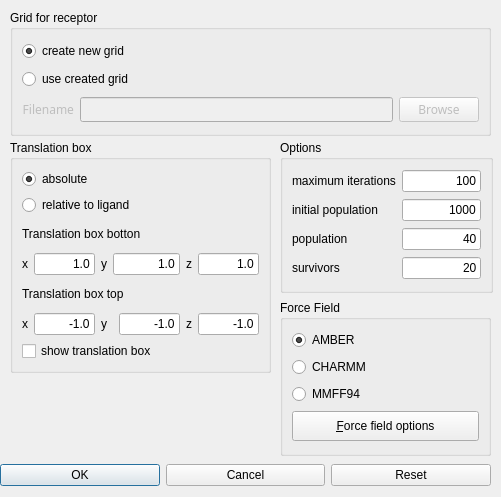
BALL-Project/ball, file source/VIEW/DIALOGS/evolutionDockingDialog.ui: the form before one commit.
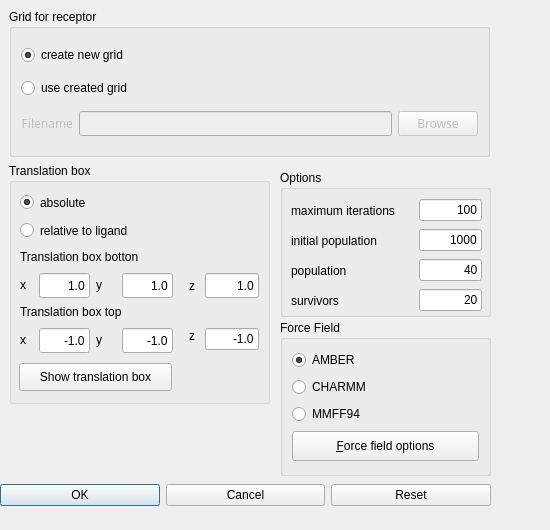
The form after the commit.

Commit message: show translation box

What changed in the file:
```diff
--- a/source/VIEW/DIALOGS/evolutionDockingDialog.ui
+++ b/source/VIEW/DIALOGS/evolutionDockingDialog.ui
@@ -8,21 +8,580 @@
    <rect>
     <x>0</x>
     <y>0</y>
-    <width>501</width>
-    <height>497</height>
+    <width>550</width>
+    <height>530</height>
    </rect>
   </property>
+  <property name="sizePolicy" >
+   <sizepolicy>
+    <hsizetype>4</hsizetype>
+    <vsizetype>0</vsizetype>
+    <horstretch>0</horstretch>
+    <verstretch>0</verstretch>
+   </sizepolicy>
+  </property>
+  <property name="minimumSize" >
+   <size>
+    <width>0</width>
+    <height>0</height>
+   </size>
+  </property>
+  <property name="maximumSize" >
+   <size>
+    <width>550</width>
+    <height>530</height>
+   </size>
+  </property>
   <property name="windowTitle" >
    <string>Evolutionary Docking Options</string>
   </property>
   <property name="modal" >
    <bool>false</bool>
   </property>
+  <widget class="QGroupBox" name="trans_box_group" >
+   <property name="geometry" >
+    <rect>
+     <x>9</x>
+     <y>163</y>
+     <width>261</width>
+     <height>241</height>
+    </rect>
+   </property>
+   <property name="title" >
+    <string>Translation box</string>
+   </property>
+   <widget class="QLabel" name="y_label_2" >
+    <property name="geometry" >
+     <rect>
+      <x>87</x>
+      <y>164</y>
+      <width>16</width>
+      <height>25</height>
+     </rect>
+    </property>
+    <property name="text" >
+     <string>y</string>
+    </property>
+   </widget>
+   <widget class="QLineEdit" name="trans_box_top_z" >
+    <property name="geometry" >
+     <rect>
+      <x>196</x>
+      <y>165</y>
+      <width>54</width>
+      <height>22</height>
+     </rect>
+    </property>
+    <property name="text" >
+     <string>-1.0</string>
+    </property>
+    <property name="alignment" >
+     <set>Qt::AlignRight</set>
+    </property>
+   </widget>
+   <widget class="QLineEdit" name="trans_box_bottom_x" >
+    <property name="geometry" >
+     <rect>
+      <x>30</x>
+      <y>110</y>
+      <width>51</width>
+      <height>25</height>
+     </rect>
+    </property>
+    <property name="text" >
+     <string>1.0</string>
+    </property>
+    <property name="alignment" >
+     <set>Qt::AlignRight</set>
+    </property>
+   </widget>
+   <widget class="QLineEdit" name="trans_box_top_x" >
+    <property name="geometry" >
+     <rect>
+      <x>30</x>
+      <y>165</y>
+      <width>51</width>
+      <height>25</height>
+     </rect>
+    </property>
+    <property name="text" >
+     <string>-1.0</string>
+    </property>
+    <property name="alignment" >
+     <set>Qt::AlignRight</set>
+    </property>
+   </widget>
+   <widget class="QLabel" name="y_label" >
+    <property name="geometry" >
+     <rect>
+      <x>87</x>
+      <y>109</y>
+      <width>16</width>
+      <height>25</height>
+     </rect>
+    </property>
+    <property name="text" >
+     <string>y</string>
+    </property>
+   </widget>
+   <widget class="QLineEdit" name="trans_box_bottom_y" >
+    <property name="geometry" >
+     <rect>
+      <x>113</x>
+      <y>110</y>
+      <width>51</width>
+      <height>25</height>
+     </rect>
+    </property>
+    <property name="text" >
+     <string>1.0</string>
+    </property>
+    <property name="alignment" >
+     <set>Qt::AlignRight</set>
+    </property>
+   </widget>
+   <widget class="QLineEdit" name="trans_box_bottom_z" >
+    <property name="geometry" >
+     <rect>
+      <x>196</x>
+      <y>110</y>
+      <width>54</width>
+      <height>25</height>
+     </rect>
+    </property>
+    <property name="text" >
+     <string>1.0</string>
+    </property>
+    <property name="alignment" >
+     <set>Qt::AlignRight</set>
+    </property>
+   </widget>
+   <widget class="QLabel" name="z_label" >
+    <property name="geometry" >
+     <rect>
+      <x>180</x>
+      <y>110</y>
+      <width>16</width>
+      <height>25</height>
+     </rect>
+    </property>
+    <property name="text" >
+     <string>z</string>
+    </property>
+   </widget>
+   <widget class="QLabel" name="z_label_2" >
+    <property name="geometry" >
+     <rect>
+      <x>180</x>
+      <y>160</y>
+      <width>16</width>
+      <height>25</height>
+     </rect>
+    </property>
+    <property name="text" >
+     <string>z</string>
+    </property>
+   </widget>
+   <widget class="QLineEdit" name="trans_box_top_y" >
+    <property name="geometry" >
+     <rect>
+      <x>113</x>
+      <y>165</y>
+      <width>51</width>
+      <height>25</height>
+     </rect>
+    </property>
+    <property name="text" >
+     <string>-1.0</string>
+    </property>
+    <property name="alignment" >
+     <set>Qt::AlignRight</set>
+    </property>
+   </widget>
+   <widget class="QLabel" name="trans_box_top_label" >
+    <property name="geometry" >
+     <rect>
+      <x>11</x>
+      <y>139</y>
+      <width>179</width>
+      <height>20</height>
+     </rect>
+    </property>
+    <property name="text" >
+     <string>Translation box top</string>
+    </property>
+   </widget>
+   <widget class="QLabel" name="x_label" >
+    <property name="geometry" >
+     <rect>
+      <x>11</x>
+      <y>109</y>
+      <width>16</width>
+      <height>25</height>
+     </rect>
+    </property>
+    <property name="text" >
+     <string>x</string>
+    </property>
+   </widget>
+   <widget class="QLabel" name="trans_box_botton_label" >
+    <property name="geometry" >
+     <rect>
+      <x>11</x>
+      <y>84</y>
+      <width>179</width>
+      <height>20</height>
+     </rect>
+    </property>
+    <property name="text" >
+     <string>Translation box botton</string>
+    </property>
+   </widget>
+   <widget class="QRadioButton" name="abs_trans_radio_button" >
+    <property name="geometry" >
+     <rect>
+      <x>11</x>
+      <y>28</y>
+      <width>153</width>
+      <height>23</height>
+     </rect>
+    </property>
+    <property name="text" >
+     <string>absolute</string>
+    </property>
+    <property name="checked" >
+     <bool>true</bool>
+    </property>
+   </widget>
+   <widget class="QPushButton" name="trans_box_button" >
+    <property name="geometry" >
+     <rect>
+      <x>10</x>
+      <y>200</y>
+      <width>153</width>
+      <height>28</height>
+     </rect>
+    </property>
+    <property name="text" >
+     <string>Show translation box</string>
+    </property>
+   </widget>
+   <widget class="QLabel" name="x_label_2" >
+    <property name="geometry" >
+     <rect>
+      <x>11</x>
+      <y>164</y>
+      <width>16</width>
+      <height>25</height>
+     </rect>
+    </property>
+    <property name="text" >
+     <string>x</string>
+    </property>
+   </widget>
+   <widget class="QRadioButton" name="rel_trans_radio_button" >
+    <property name="geometry" >
+     <rect>
+      <x>11</x>
+      <y>56</y>
+      <width>179</width>
+      <height>23</height>
+     </rect>
+    </property>
+    <property name="text" >
+     <string>relative to ligand</string>
+    </property>
+   </widget>
+  </widget>
+  <widget class="QGroupBox" name="option_group" >
+   <property name="geometry" >
+    <rect>
+     <x>280</x>
+     <y>170</y>
+     <width>211</width>
+     <height>147</height>
+    </rect>
+   </property>
+   <property name="title" >
+    <string>Options</string>
+   </property>
+   <widget class="QLabel" name="population_label" >
+    <property name="geometry" >
+     <rect>
+      <x>11</x>
+      <y>88</y>
+      <width>122</width>
+      <height>25</height>
+     </rect>
+    </property>
+    <property name="text" >
+     <string>population</string>
+    </property>
+   </widget>
+   <widget class="QLabel" name="init_population_label" >
+    <property name="geometry" >
+     <rect>
+      <x>11</x>
+      <y>58</y>
+      <width>122</width>
+      <height>25</height>
+     </rect>
+    </property>
+    <property name="text" >
+     <string>initial population</string>
+    </property>
+   </widget>
+   <widget class="QLabel" name="iteration_label" >
+    <property name="geometry" >
+     <rect>
+      <x>11</x>
+      <y>28</y>
+      <width>122</width>
+      <height>25</height>
+     </rect>
+    </property>
+    <property name="text" >
+     <string>maximum iterations</string>
+    </property>
+   </widget>
+   <widget class="QLabel" name="survivor_label" >
+    <property name="geometry" >
+     <rect>
+      <x>11</x>
+      <y>118</y>
+      <width>122</width>
+      <height>25</height>
+     </rect>
+    </property>
+    <property name="text" >
+     <string>survivors</string>
+    </property>
+   </widget>
+   <widget class="QLineEdit" name="max_iterations" >
+    <property name="geometry" >
+     <rect>
+      <x>139</x>
+      <y>29</y>
+      <width>63</width>
+      <height>22</height>
+     </rect>
+    </property>
+    <property name="text" >
+     <string>100</string>
+    </property>
+    <property name="alignment" >
+     <set>Qt::AlignRight</set>
+    </property>
+   </widget>
+   <widget class="QLineEdit" name="init_population" >
+    <property name="geometry" >
+     <rect>
+      <x>139</x>
+      <y>59</y>
+      <width>63</width>
+      <height>22</height>
+     </rect>
+    </property>
+    <property name="text" >
+     <string>1000</string>
+    </property>
+    <property name="alignment" >
+     <set>Qt::AlignRight</set>
+    </property>
+   </widget>
+   <widget class="QLineEdit" name="population" >
+    <property name="geometry" >
+     <rect>
+      <x>139</x>
+      <y>89</y>
+      <width>63</width>
+      <height>22</height>
+     </rect>
+    </property>
+    <property name="text" >
+     <string>40</string>
+    </property>
+    <property name="alignment" >
+     <set>Qt::AlignRight</set>
+    </property>
+   </widget>
+   <widget class="QLineEdit" name="survivors" >
+    <property name="geometry" >
+     <rect>
+      <x>139</x>
+      <y>119</y>
+      <width>63</width>
+      <height>22</height>
+     </rect>
+    </property>
+    <property name="text" >
+     <string>20</string>
+    </property>
+    <property name="alignment" >
+     <set>Qt::AlignRight</set>
+    </property>
+   </widget>
+  </widget>
+  <widget class="QGroupBox" name="grid_group" >
+   <property name="geometry" >
+    <rect>
+     <x>9</x>
+     <y>9</y>
+     <width>481</width>
+     <height>148</height>
+    </rect>
+   </property>
+   <property name="title" >
+    <string>Grid for receptor</string>
+   </property>
+   <layout class="QGridLayout" >
+    <property name="margin" >
+     <number>9</number>
+    </property>
+    <property name="spacing" >
+     <number>6</number>
+    </property>
+    <item row="0" column="0" colspan="2" >
+     <widget class="QRadioButton" name="new_grid_radio_button" >
+      <property name="text" >
+       <string>create new grid</string>
+      </property>
+      <property name="checked" >
+       <bool>true</bool>
+      </property>
+     </widget>
+    </item>
+    <item row="2" column="0" >
+     <widget class="QLabel" name="filename_label" >
+      <property name="enabled" >
+       <bool>false</bool>
+      </property>
+      <property name="minimumSize" >
+       <size>
+        <width>0</width>
+        <height>25</height>
+       </size>
+      </property>
+      <property name="font" >
+       <font>
+        <family>Sans Serif</family>
+        <pointsize>9</pointsize>
+        <weight>50</weight>
+        <italic>false</italic>
+        <bold>false</bold>
+        <underline>false</underline>
+        <strikeout>false</strikeout>
+       </font>
+      </property>
+      <property name="focusPolicy" >
+       <enum>Qt::NoFocus</enum>
+      </property>
+      <property name="lineWidth" >
+       <number>1</number>
+      </property>
+      <property name="text" >
+       <string>Filename</string>
+      </property>
+      <property name="textFormat" >
+       <enum>Qt::AutoText</enum>
+      </property>
+      <property name="alignment" >
+       <set>Qt::AlignRight|Qt::AlignTrailing|Qt::AlignVCenter</set>
+      </property>
+     </widget>
+    </item>
+    <item row="2" column="2" >
+     <widget class="QPushButton" name="browse_button" >
+      <property name="enabled" >
+       <bool>false</bool>
+      </property>
+      <property name="minimumSize" >
+       <size>
+        <width>50</width>
+        <height>25</height>
+       </size>
+      </property>
+      <property name="font" >
+       <font>
+        <family>Sans Serif</family>
+        <pointsize>9</pointsize>
+        <weight>50</weight>
+        <italic>false</italic>
+        <bold>false</bold>
+        <underline>false</underline>
+        <strikeout>false</strikeout>
+       </font>
+      </property>
+      <property name="focusPolicy" >
+       <enum>Qt::TabFocus</enum>
+      </property>
+      <property name="toolTip" >
+       <string>Browse your computer for amber file</string>
+      </property>
+      <property name="text" >
+       <string>Browse</string>
+      </property>
+      <property name="autoDefault" >
+       <bool>true</bool>
+      </property>
+     </widget>
+    </item>
+    <item row="2" column="1" >
+     <widget class="QLineEdit" name="grid_filename" >
+      <property name="enabled" >
+       <bool>false</bool>
+      </property>
+      <property name="minimumSize" >
+       <size>
+        <width>150</width>
+        <height>25</height>
+       </size>
+      </property>
+      <property name="font" >
+       <font>
+        <family>Sans Serif</family>
+        <pointsize>9</pointsize>
+        <weight>50</weight>
+        <italic>false</italic>
+        <bold>false</bold>
+        <underline>false</underline>
+        <strikeout>false</strikeout>
+       </font>
+      </property>
+      <property name="focusPolicy" >
+       <enum>Qt::StrongFocus</enum>
+      </property>
+      <property name="text" >
+       <string/>
+      </property>
+      <property name="maxLength" >
+       <number>32767</number>
+      </property>
+      <property name="frame" >
+       <bool>true</bool>
+      </property>
+      <property name="echoMode" >
+       <enum>QLineEdit::Normal</enum>
+      </property>
+      <property name="alignment" >
+       <set>Qt::AlignLeading</set>
+      </property>
+     </widget>
+    </item>
+    <item row="1" column="0" colspan="2" >
+     <widget class="QRadioButton" name="grid_radio_button" >
+      <property name="text" >
+       <string>use created grid</string>
+      </property>
+     </widget>
+    </item>
+   </layout>
+  </widget>
   <widget class="QGroupBox" name="force_field_group" >
    <property name="geometry" >
     <rect>
      <x>280</x>
-     <y>300</y>
+     <y>320</y>
      <width>211</width>
      <height>156</height>
     </rect>
@@ -30,37 +589,14 @@
    <property name="title" >
     <string>Force Field</string>
    </property>
-   <layout class="QGridLayout" >
+   <layout class="QVBoxLayout" >
     <property name="margin" >
      <number>9</number>
     </property>
     <property name="spacing" >
      <number>6</number>
     </property>
-    <item row="2" column="0" >
-     <widget class="QRadioButton" name="mmff94_radio_button" >
-      <property name="text" >
-       <string>MMFF94</string>
-      </property>
-     </widget>
-    </item>
-    <item row="1" column="0" >
-     <widget class="QRadioButton" name="charmm_radio_button" >
-      <property name="minimumSize" >
-       <size>
-        <width>0</width>
-        <height>20</height>
-       </size>
-      </property>
-      <property name="text" >
-       <string>CHARMM</string>
-      </property>
-      <property name="shortcut" >
-       <string/>
-      </property>
-     </widget>
-    </item>
-    <item row="0" column="0" >
+    <item>
      <widget class="QRadioButton" name="amber_radio_button" >
       <property name="minimumSize" >
        <size>
@@ -79,7 +615,30 @@
       </property>
      </widget>
     </item>
-    <item row="3" column="0" >
+    <item>
+     <widget class="QRadioButton" name="charmm_radio_button" >
+      <property name="minimumSize" >
+       <size>
+        <width>0</width>
+        <height>20</height>
+       </size>
+      </property>
+      <property name="text" >
+       <string>CHARMM</string>
+      </property>
+      <property name="shortcut" >
+       <string/>
+      </property>
+     </widget>
+    </item>
+    <item>
+     <widget class="QRadioButton" name="mmff94_radio_button" >
+      <property name="text" >
+       <string>MMFF94</string>
+      </property>
+     </widget>
+    </item>
+    <item>
      <widget class="QPushButton" name="force_field_button" >
       <property name="minimumSize" >
        <size>
@@ -100,23 +659,47 @@
     </item>
    </layout>
   </widget>
-  <widget class="QWidget" name="layoutWidget" >
+  <widget class="QWidget" name="" >
    <property name="geometry" >
     <rect>
      <x>0</x>
-     <y>460</y>
+     <y>480</y>
      <width>491</width>
      <height>31</height>
     </rect>
    </property>
-   <layout class="QGridLayout" >
+   <layout class="QHBoxLayout" >
     <property name="margin" >
      <number>0</number>
     </property>
     <property name="spacing" >
      <number>6</number>
     </property>
-    <item row="0" column="1" >
+    <item>
+     <widget class="QPushButton" name="ok_button" >
+      <property name="sizePolicy" >
+       <sizepolicy>
+        <hsizetype>1</hsizetype>
+        <vsizetype>0</vsizetype>
+        <horstretch>0</horstretch>
+        <verstretch>0</verstretch>
+       </sizepolicy>
+      </property>
+      <property name="minimumSize" >
+       <size>
+        <width>90</width>
+        <height>0</height>
+       </size>
+      </property>
+      <property name="text" >
+       <string>OK</string>
+      </property>
+      <property name="default" >
+       <bool>true</bool>
+      </property>
+     </widget>
+    </item>
+    <item>
      <widget class="QPushButton" name="cancel_button" >
       <property name="sizePolicy" >
        <sizepolicy>
@@ -137,7 +720,7 @@
       </property>
      </widget>
     </item>
-    <item row="0" column="2" >
+    <item>
      <widget class="QPushButton" name="reset_button" >
       <property name="sizePolicy" >
        <sizepolicy>
@@ -155,435 +738,6 @@
       </property>
       <property name="text" >
        <string>Reset</string>
-      </property>
-     </widget>
-    </item>
-    <item row="0" column="0" >
-     <widget class="QPushButton" name="ok_button" >
-      <property name="sizePolicy" >
-       <sizepolicy>
-        <hsizetype>1</hsizetype>
-        <vsizetype>0</vsizetype>
-        <horstretch>0</horstretch>
-        <verstretch>0</verstretch>
-       </sizepolicy>
-      </property>
-      <property name="minimumSize" >
-       <size>
-        <width>90</width>
-        <height>0</height>
-       </size>
-      </property>
-      <property name="text" >
-       <string>OK</string>
-      </property>
-      <property name="default" >
-       <bool>true</bool>
-      </property>
-     </widget>
-    </item>
-   </layout>
-  </widget>
-  <widget class="QGroupBox" name="option_group" >
-   <property name="geometry" >
-    <rect>
-     <x>280</x>
-     <y>140</y>
-     <width>213</width>
-     <height>153</height>
-    </rect>
-   </property>
-   <property name="title" >
-    <string>Options</string>
-   </property>
-   <layout class="QGridLayout" >
-    <property name="margin" >
-     <number>9</number>
-    </property>
-    <property name="spacing" >
-     <number>6</number>
-    </property>
-    <item row="0" column="1" >
-     <widget class="QLineEdit" name="max_iterations" >
-      <property name="text" >
-       <string>100</string>
-      </property>
-      <property name="alignment" >
-       <set>Qt::AlignRight</set>
-      </property>
-     </widget>
-    </item>
-    <item row="3" column="0" >
-     <widget class="QLabel" name="survivor_label" >
-      <property name="text" >
-       <string>survivors</string>
-      </property>
-     </widget>
-    </item>
-    <item row="2" column="0" >
-     <widget class="QLabel" name="population_label" >
-      <property name="text" >
-       <string>population</string>
-      </property>
-     </widget>
-    </item>
-    <item row="3" column="1" >
-     <widget class="QLineEdit" name="survivors" >
-      <property name="text" >
-       <string>20</string>
-      </property>
-      <property name="alignment" >
-       <set>Qt::AlignRight</set>
-      </property>
-     </widget>
-    </item>
-    <item row="2" column="1" >
-     <widget class="QLineEdit" name="population" >
-      <property name="text" >
-       <string>40</string>
-      </property>
-      <property name="alignment" >
-       <set>Qt::AlignRight</set>
-      </property>
-     </widget>
-    </item>
-    <item row="1" column="1" >
-     <widget class="QLineEdit" name="init_population" >
-      <property name="text" >
-       <string>1000</string>
-      </property>
-      <property name="alignment" >
-       <set>Qt::AlignRight</set>
-      </property>
-     </widget>
-    </item>
-    <item row="1" column="0" >
-     <widget class="QLabel" name="init_population_label" >
-      <property name="text" >
-       <string>initial population</string>
-      </property>
-     </widget>
-    </item>
-    <item row="0" column="0" >
-     <widget class="QLabel" name="iteration_label" >
-      <property name="text" >
-       <string>maximum iterations</string>
-      </property>
-     </widget>
-    </item>
-   </layout>
-  </widget>
-  <widget class="QGroupBox" name="grid_group" >
-   <property name="geometry" >
-    <rect>
-     <x>10</x>
-     <y>10</y>
-     <width>481</width>
-     <height>126</height>
-    </rect>
-   </property>
-   <property name="title" >
-    <string>Grid for receptor</string>
-   </property>
-   <layout class="QGridLayout" >
-    <property name="margin" >
-     <number>9</number>
-    </property>
-    <property name="spacing" >
-     <number>6</number>
-    </property>
-    <item row="1" column="0" colspan="2" >
-     <widget class="QRadioButton" name="grid_radio_button" >
-      <property name="text" >
-       <string>use created grid</string>
-      </property>
-     </widget>
-    </item>
-    <item row="0" column="0" colspan="2" >
-     <widget class="QRadioButton" name="new_grid_radio_button" >
-      <property name="text" >
-       <string>create new grid</string>
-      </property>
-      <property name="checked" >
-       <bool>true</bool>
-      </property>
-     </widget>
-    </item>
-    <item row="2" column="1" >
-     <widget class="QLineEdit" name="grid_filename" >
-      <property name="enabled" >
-       <bool>false</bool>
-      </property>
-      <property name="minimumSize" >
-       <size>
-        <width>150</width>
-        <height>25</height>
-       </size>
-      </property>
-      <property name="font" >
-       <font>
-        <family>Sans Serif</family>
-        <pointsize>9</pointsize>
-        <weight>50</weight>
-        <italic>false</italic>
-        <bold>false</bold>
-        <underline>false</underline>
-        <strikeout>false</strikeout>
-       </font>
-      </property>
-      <property name="focusPolicy" >
-       <enum>Qt::StrongFocus</enum>
-      </property>
-      <property name="text" >
-       <string/>
-      </property>
-      <property name="maxLength" >
-       <number>32767</number>
-      </property>
-      <property name="frame" >
-       <bool>true</bool>
-      </property>
-      <property name="echoMode" >
-       <enum>QLineEdit::Normal</enum>
-      </property>
-      <property name="alignment" >
-       <set>Qt::AlignLeading</set>
-      </property>
-     </widget>
-    </item>
-    <item row="2" column="2" >
-     <widget class="QPushButton" name="browse_button" >
-      <property name="enabled" >
-       <bool>false</bool>
-      </property>
-      <property name="minimumSize" >
-       <size>
-        <width>50</width>
-        <height>25</height>
-       </size>
-      </property>
-      <property name="font" >
-       <font>
-        <family>Sans Serif</family>
-        <pointsize>9</pointsize>
-        <weight>50</weight>
-        <italic>false</italic>
-        <bold>false</bold>
-        <underline>false</underline>
-        <strikeout>false</strikeout>
-       </font>
-      </property>
-      <property name="focusPolicy" >
-       <enum>Qt::TabFocus</enum>
-      </property>
-      <property name="toolTip" >
-       <string>Browse your computer for amber file</string>
-      </property>
-      <property name="text" >
-       <string>Browse</string>
-      </property>
-      <property name="autoDefault" >
-       <bool>true</bool>
-      </property>
-     </widget>
-    </item>
-    <item row="2" column="0" >
-     <widget class="QLabel" name="filename_label" >
-      <property name="enabled" >
-       <bool>false</bool>
-      </property>
-      <property name="minimumSize" >
-       <size>
-        <width>0</width>
-        <height>25</height>
-       </size>
-      </property>
-      <property name="font" >
-       <font>
-        <family>Sans Serif</family>
-        <pointsize>9</pointsize>
-        <weight>50</weight>
-        <italic>false</italic>
-        <bold>false</bold>
-        <underline>false</underline>
-        <strikeout>false</strikeout>
-       </font>
-      </property>
-      <property name="focusPolicy" >
-       <enum>Qt::NoFocus</enum>
-      </property>
-      <property name="lineWidth" >
-       <number>1</number>
-      </property>
-      <property name="text" >
-       <string>Filename</string>
-      </property>
-      <property name="textFormat" >
-       <enum>Qt::AutoText</enum>
-      </property>
-      <property name="alignment" >
-       <set>Qt::AlignRight|Qt::AlignTrailing|Qt::AlignVCenter</set>
-      </property>
-     </widget>
-    </item>
-   </layout>
-  </widget>
-  <widget class="QGroupBox" name="trans_box_group" >
-   <property name="geometry" >
-    <rect>
-     <x>10</x>
-     <y>140</y>
-     <width>261</width>
-     <height>233</height>
-    </rect>
-   </property>
-   <property name="title" >
-    <string>Translation box</string>
-   </property>
-   <layout class="QGridLayout" >
-    <property name="margin" >
-     <number>9</number>
-    </property>
-    <property name="spacing" >
-     <number>6</number>
-    </property>
-    <item row="3" column="3" colspan="2" >
-     <widget class="QLineEdit" name="trans_box_bottom_y" >
-      <property name="text" >
-       <string>1.0</string>
-      </property>
-      <property name="alignment" >
-       <set>Qt::AlignRight</set>
-      </property>
-     </widget>
-    </item>
-    <item row="3" column="6" >
-     <widget class="QLineEdit" name="trans_box_bottom_z" >
-      <property name="text" >
-       <string>1.0</string>
-      </property>
-      <property name="alignment" >
-       <set>Qt::AlignRight</set>
-      </property>
-     </widget>
-    </item>
-    <item row="3" column="1" >
-     <widget class="QLineEdit" name="trans_box_bottom_x" >
-      <property name="text" >
-       <string>1.0</string>
-      </property>
-      <property name="alignment" >
-       <set>Qt::AlignRight</set>
-      </property>
-     </widget>
-    </item>
-    <item row="5" column="4" >
-     <widget class="QLineEdit" name="trans_box_top_y" >
-      <property name="text" >
-       <string>-1.0</string>
-      </property>
-      <property name="alignment" >
-       <set>Qt::AlignRight</set>
-      </property>
-     </widget>
-    </item>
-    <item row="3" column="2" >
-     <widget class="QLabel" name="y_label" >
-      <property name="text" >
-       <string>y</string>
-      </property>
-     </widget>
-    </item>
-    <item row="5" column="2" colspan="2" >
-     <widget class="QLabel" name="y_label_2" >
-      <property name="text" >
-       <string>y</string>
-      </property>
-     </widget>
-    </item>
-    <item row="3" column="0" >
-     <widget class="QLabel" name="x_label" >
-      <property name="text" >
-       <string>x</string>
-      </property>
-     </widget>
-    </item>
-    <item row="5" column="1" >
-     <widget class="QLineEdit" name="trans_box_top_x" >
-      <property name="text" >
-       <string>-1.0</string>
-      </property>
-      <property name="alignment" >
-       <set>Qt::AlignRight</set>
-      </property>
-     </widget>
-    </item>
-    <item row="5" column="0" >
-     <widget class="QLabel" name="x_label_2" >
-      <property name="text" >
-       <string>x</string>
-      </property>
-     </widget>
-    </item>
-    <item row="3" column="5" >
-     <widget class="QLabel" name="z_label" >
-      <property name="text" >
-       <string>z</string>
-      </property>
-     </widget>
-    </item>
-    <item row="5" column="5" >
-     <widget class="QLabel" name="z_label_2" >
-      <property name="text" >
-       <string>z</string>
-      </property>
-     </widget>
-    </item>
-    <item row="6" column="0" colspan="5" >
-     <widget class="QCheckBox" name="show_trans_box" >
-      <property name="text" >
-       <string>show translation box</string>
-      </property>
-     </widget>
-    </item>
-    <item row="4" column="0" colspan="6" >
-     <widget class="QLabel" name="trans_box_top_label" >
-      <property name="text" >
-       <string>Translation box top</string>
-      </property>
-     </widget>
-    </item>
-    <item row="5" column="6" >
-     <widget class="QLineEdit" name="trans_box_top_z" >
-      <property name="text" >
-       <string>-1.0</string>
-      </property>
-      <property name="alignment" >
-       <set>Qt::AlignRight</set>
-      </property>
-     </widget>
-    </item>
-    <item row="2" column="0" colspan="6" >
-     <widget class="QLabel" name="trans_box_botton_label" >
-      <property name="text" >
-       <string>Translation box botton</string>
-      </property>
-     </widget>
-    </item>
-    <item row="0" column="0" colspan="5" >
-     <widget class="QRadioButton" name="abs_trans_radio_button" >
-      <property name="text" >
-       <string>absolute</string>
-      </property>
-      <property name="checked" >
-       <bool>true</bool>
-      </property>
-     </widget>
-    </item>
-    <item row="1" column="0" colspan="6" >
-     <widget class="QRadioButton" name="rel_trans_radio_button" >
-      <property name="text" >
-       <string>relative to ligand</string>
       </property>
      </widget>
     </item>
```
The commit also changes 3 other files.
